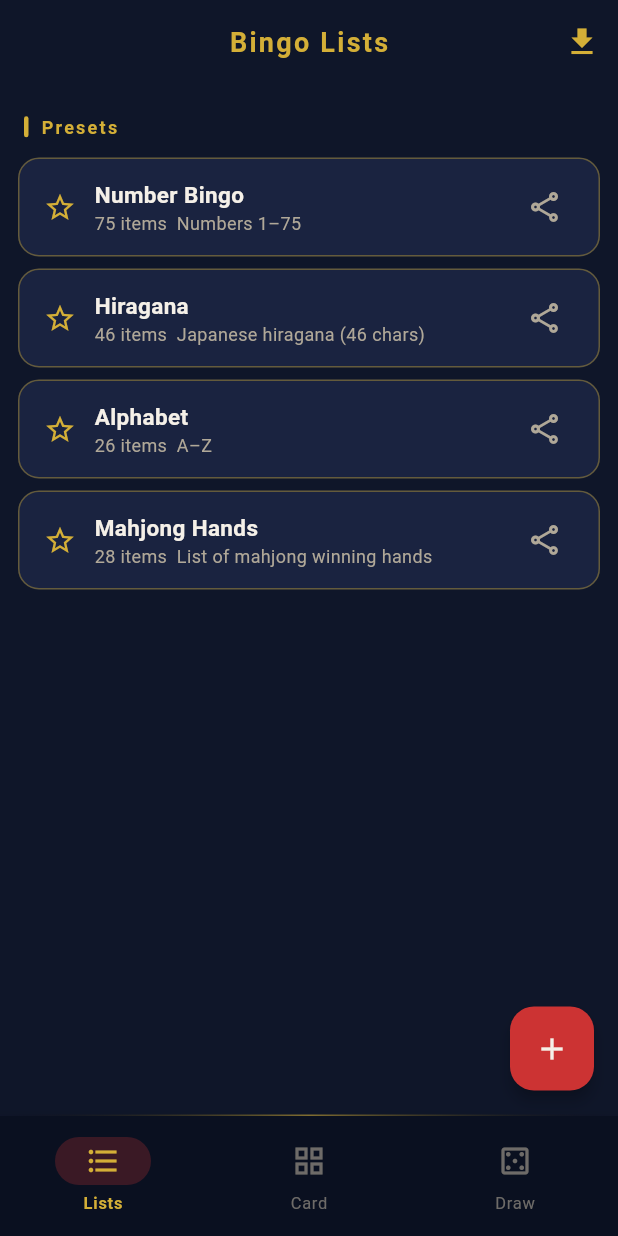
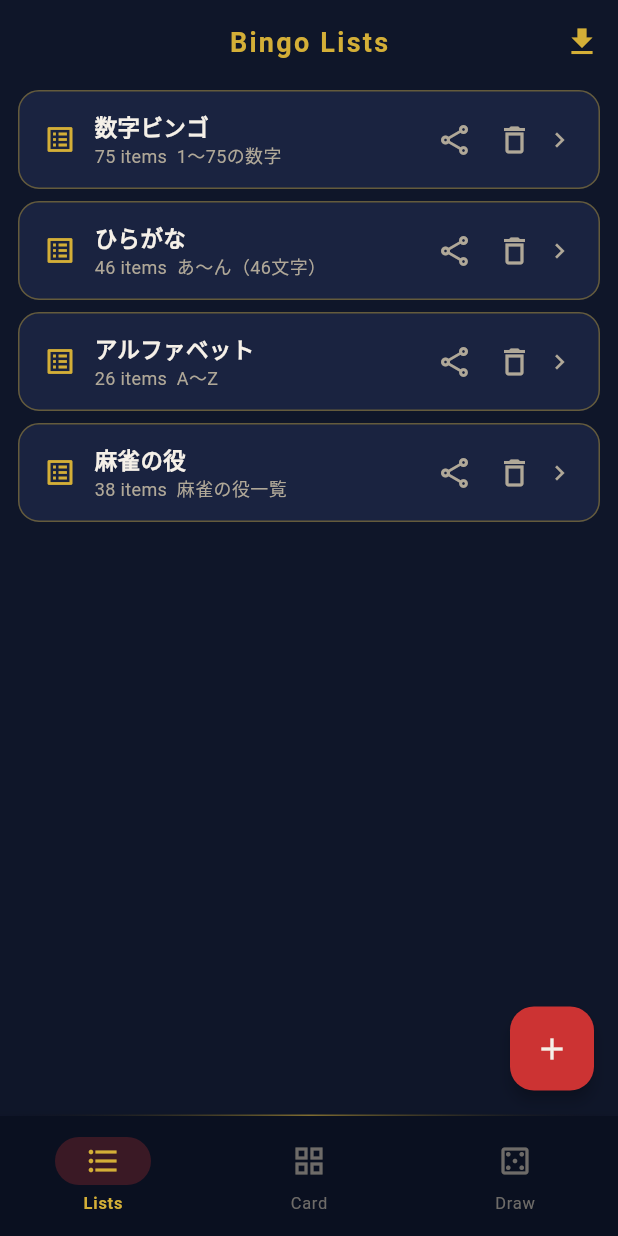
Before and after one commit to osakana0808/CustomBingo, a Flutter app: the screen it shows after launch, on a phone screen of 412 x 824 dp. Run offline on Flutter 3.47's test engine with Material 3 defaults, Android fonts, the phone set to English and light mode, and no system bars; our stand-ins replace flutter_animate, flutter_riverpod, flutter_svg, shared_preferences, sqflite; missing offline and left inert: purchases_flutter; accounts and stored records are empty.

Commit message:
feat: プリセットを通常リスト同様に編集・削除可能に変更・麻雀役を翻数順に拡充
Co-Authored-By: Claude Fable 5 <noreply@anthropic.com>

```diff
--- a/lib/screens/list/list_screen.dart
+++ b/lib/screens/list/list_screen.dart
@@ -37,25 +37,15 @@ class ListScreen extends ConsumerWidget {
           if (lists.isEmpty) {
             return Center(child: Text(l10n.listEmpty));
           }
-          final presets = lists.where((l) => l.isPreset).toList();
-          final custom = lists.where((l) => !l.isPreset).toList();
           return ListView(
-            children: [
-              if (custom.isNotEmpty) ...[
-                _SectionHeader(l10n.listSectionMy),
-                ...custom.map((list) => _ListTile(
+            children: lists
+                .map((list) => _ListTile(
                       list: list,
                       onTap: () => _openEdit(context, ref, list),
                       onShare: () => _share(context, list, l10n),
                       onDelete: () => _confirmDelete(context, ref, list, l10n),
-                    )),
-              ],
-              _SectionHeader(l10n.listSectionPreset),
-              ...presets.map((list) => _ListTile(
-                    list: list,
-                    onShare: () => _share(context, list, l10n),
-                  )),
-            ],
+                    ))
+                .toList(),
           );
         },
       ),
@@ -108,38 +98,6 @@ class ListScreen extends ConsumerWidget {
   }
 }
 
-class _SectionHeader extends StatelessWidget {
-  final String title;
-  const _SectionHeader(this.title);
-
-  @override
-  Widget build(BuildContext context) {
-    return Padding(
-      padding: const EdgeInsets.fromLTRB(16, 20, 16, 8),
-      child: Row(
-        children: [
-          Container(
-            width: 3,
-            height: 14,
-            decoration: BoxDecoration(
-              color: Theme.of(context).colorScheme.secondary,
-              borderRadius: BorderRadius.circular(2),
-            ),
-          ),
-          const SizedBox(width: 8),
-          Text(
-            title,
-            style: Theme.of(context).textTheme.labelLarge?.copyWith(
-                  color: Theme.of(context).colorScheme.secondary,
-                  letterSpacing: 1.5,
-                  fontSize: 12,
-                ),
-          ),
-        ],
-      ),
-    );
-  }
-}
 
 class _ListTile extends StatelessWidget {
   final BingoList list;
@@ -154,36 +112,11 @@ class _ListTile extends StatelessWidget {
     this.onDelete,
   });
 
-  // プリセットは言語設定に応じてローカライズされた名前を表示
-  String _displayName(BuildContext context) {
-    if (!list.isPreset) return list.name;
-    final l10n = AppLocalizations.of(context);
-    switch (list.id) {
-      case 'preset_numbers':  return l10n.presetNumberName;
-      case 'preset_hiragana': return l10n.presetHiraganaName;
-      case 'preset_alphabet': return l10n.presetAlphabetName;
-      case 'preset_mahjong':  return l10n.presetMahjongName;
-      default: return list.name;
-    }
-  }
-
-  String _displayDesc(BuildContext context) {
-    if (!list.isPreset) return list.description;
-    final l10n = AppLocalizations.of(context);
-    switch (list.id) {
-      case 'preset_numbers':  return l10n.presetNumberDesc;
-      case 'preset_hiragana': return l10n.presetHiraganaDesc;
-      case 'preset_alphabet': return l10n.presetAlphabetDesc;
-      case 'preset_mahjong':  return l10n.presetMahjongDesc;
-      default: return list.description;
-    }
-  }
-
   @override
   Widget build(BuildContext context) {
     final cs = Theme.of(context).colorScheme;
     final l10n = AppLocalizations.of(context);
-    final desc = _displayDesc(context);
+    final desc = list.description;
     return Padding(
       padding: const EdgeInsets.symmetric(horizontal: 12, vertical: 4),
       child: Material(
@@ -201,7 +134,7 @@ class _ListTile extends StatelessWidget {
             child: Row(
               children: [
                 Icon(
-                  list.isPreset ? Icons.star_outline : Icons.list_alt,
+                  Icons.list_alt,
                   color: cs.secondary,
                   size: 22,
                 ),
@@ -211,7 +144,7 @@ class _ListTile extends StatelessWidget {
                     crossAxisAlignment: CrossAxisAlignment.start,
                     children: [
                       Text(
-                        _displayName(context),
+                        list.name,
                         style: TextStyle(
                           color: cs.onSurface,
                           fontWeight: FontWeight.w600,
--- a/lib/services/list_service.dart
+++ b/lib/services/list_service.dart
@@ -80,7 +80,7 @@ class ListService {
 
   Future<void> delete(String id) async {
     final db = await DatabaseService.database;
-    await db.delete('bingo_lists', where: 'id = ? AND is_preset = 0', whereArgs: [id]);
+    await db.delete('bingo_lists', where: 'id = ?', whereArgs: [id]);
   }
 
   BingoItem newItem(String word, {String? column}) =>
--- a/lib/services/presets.dart
+++ b/lib/services/presets.dart
@@ -49,12 +49,21 @@ class Presets {
         name: '麻雀の役',
         description: '麻雀の役一覧',
         words: const [
-          '立直', '門前清自摸和', '平和', '一盃口', 'タンヤオ',
-          'ピンフ', '七対子', '対々和', '三暗刻', '三槓子',
-          '混老頭', '小三元', '混一色', '純全帯么九', '二盃口',
-          '清一色', '国士無双', '九蓮宝燈', '四暗刻', '大三元',
+          // 1翻
+          '立直', '一発', '門前清自摸和', '平和', '一盃口',
+          '断么九', '役牌', '混全帯么九', '嶺上開花', '槍槓',
+          '海底摸月', '河底撈魚',
+          // 2翻
+          '七対子', '対々和', '三暗刻', '三槓子', '三色同順',
+          '三色同刻', '一気通貫', '小三元', '混老頭',
+          // 3翻
+          '二盃口', '純全帯么九', '混一色',
+          // 6翻
+          '清一色',
+          // 役満
+          '国士無双', '九蓮宝燈', '四暗刻', '大三元',
           '小四喜', '大四喜', '字一色', '緑一色', '清老頭',
-          '四槓子', '天和', '地和',
+          '四槓子', '天和', '地和', '人和',
         ],
         hasFreeSpace: true,
       );
```
